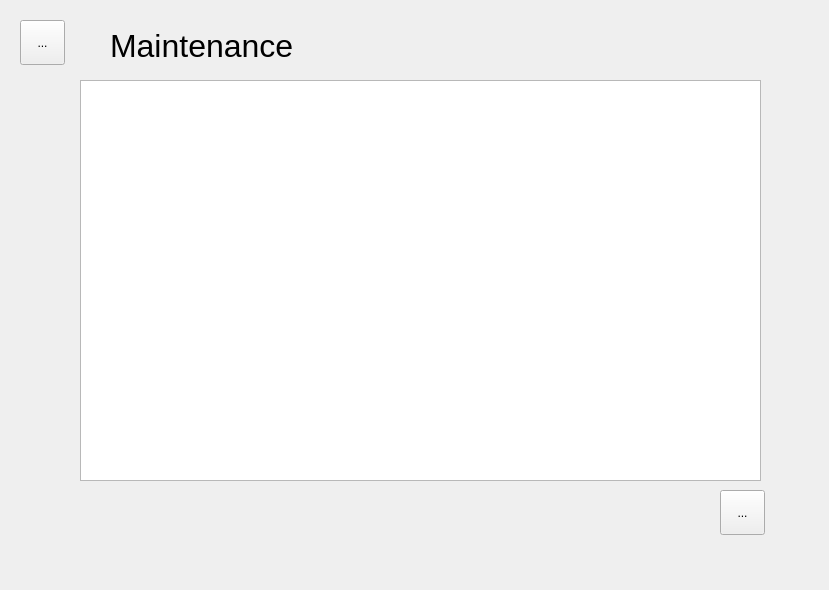
Before: the Qt Designer form MicroManage/maintenanceform.ui in greg-maceachern12/MicroManage, drawn with Qt 5.
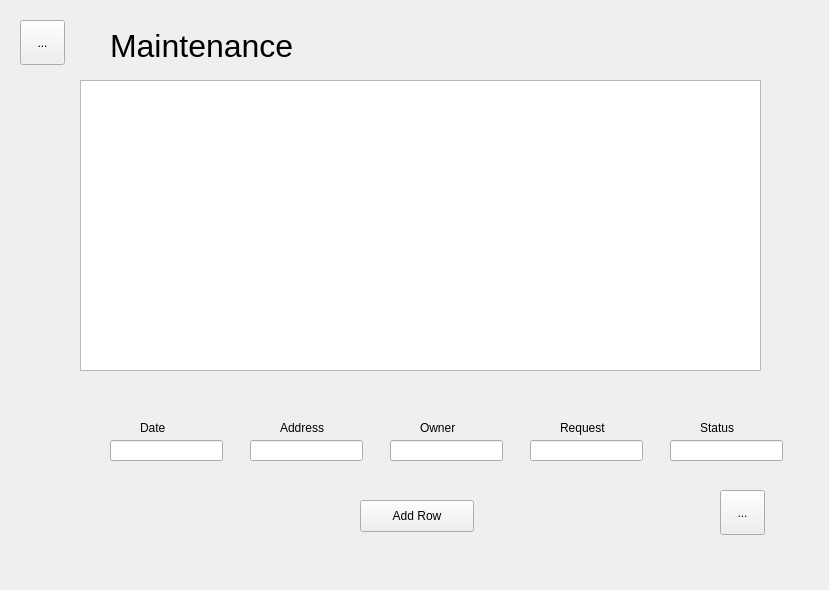
After: the same form once the commit is applied.

Patch:
```diff
--- a/MicroManage/maintenanceform.ui
+++ b/MicroManage/maintenanceform.ui
@@ -56,6 +56,134 @@
    <property name="acceptDrops">
     <bool>true</bool>
    </property>
+   <widget class="QPushButton" name="newRow">
+    <property name="geometry">
+     <rect>
+      <x>360</x>
+      <y>500</y>
+      <width>114</width>
+      <height>32</height>
+     </rect>
+    </property>
+    <property name="text">
+     <string>Add Row</string>
+    </property>
+   </widget>
+   <widget class="QLabel" name="label">
+    <property name="geometry">
+     <rect>
+      <x>140</x>
+      <y>420</y>
+      <width>59</width>
+      <height>16</height>
+     </rect>
+    </property>
+    <property name="text">
+     <string>Date</string>
+    </property>
+   </widget>
+   <widget class="QLabel" name="label_2">
+    <property name="geometry">
+     <rect>
+      <x>280</x>
+      <y>420</y>
+      <width>59</width>
+      <height>16</height>
+     </rect>
+    </property>
+    <property name="text">
+     <string>Address</string>
+    </property>
+   </widget>
+   <widget class="QLabel" name="label_3">
+    <property name="geometry">
+     <rect>
+      <x>420</x>
+      <y>420</y>
+      <width>59</width>
+      <height>16</height>
+     </rect>
+    </property>
+    <property name="text">
+     <string>Owner</string>
+    </property>
+   </widget>
+   <widget class="QLabel" name="label_4">
+    <property name="geometry">
+     <rect>
+      <x>560</x>
+      <y>420</y>
+      <width>59</width>
+      <height>16</height>
+     </rect>
+    </property>
+    <property name="text">
+     <string>Request</string>
+    </property>
+   </widget>
+   <widget class="QLabel" name="label_5">
+    <property name="geometry">
+     <rect>
+      <x>700</x>
+      <y>420</y>
+      <width>59</width>
+      <height>16</height>
+     </rect>
+    </property>
+    <property name="text">
+     <string>Status</string>
+    </property>
+   </widget>
+   <widget class="QLineEdit" name="date_txt">
+    <property name="geometry">
+     <rect>
+      <x>110</x>
+      <y>440</y>
+      <width>113</width>
+      <height>21</height>
+     </rect>
+    </property>
+   </widget>
+   <widget class="QLineEdit" name="address_txt">
+    <property name="geometry">
+     <rect>
+      <x>250</x>
+      <y>440</y>
+      <width>113</width>
+      <height>21</height>
+     </rect>
+    </property>
+   </widget>
+   <widget class="QLineEdit" name="owner_txt">
+    <property name="geometry">
+     <rect>
+      <x>390</x>
+      <y>440</y>
+      <width>113</width>
+      <height>21</height>
+     </rect>
+    </property>
+   </widget>
+   <widget class="QLineEdit" name="request_txt">
+    <property name="geometry">
+     <rect>
+      <x>530</x>
+      <y>440</y>
+      <width>113</width>
+      <height>21</height>
+     </rect>
+    </property>
+   </widget>
+   <widget class="QLineEdit" name="status_txt">
+    <property name="geometry">
+     <rect>
+      <x>670</x>
+      <y>440</y>
+      <width>113</width>
+      <height>21</height>
+     </rect>
+    </property>
+   </widget>
   </widget>
   <widget class="QTableView" name="tableView">
    <property name="geometry">
@@ -63,7 +191,7 @@
      <x>80</x>
      <y>80</y>
      <width>681</width>
-     <height>401</height>
+     <height>291</height>
     </rect>
    </property>
   </widget>
```
